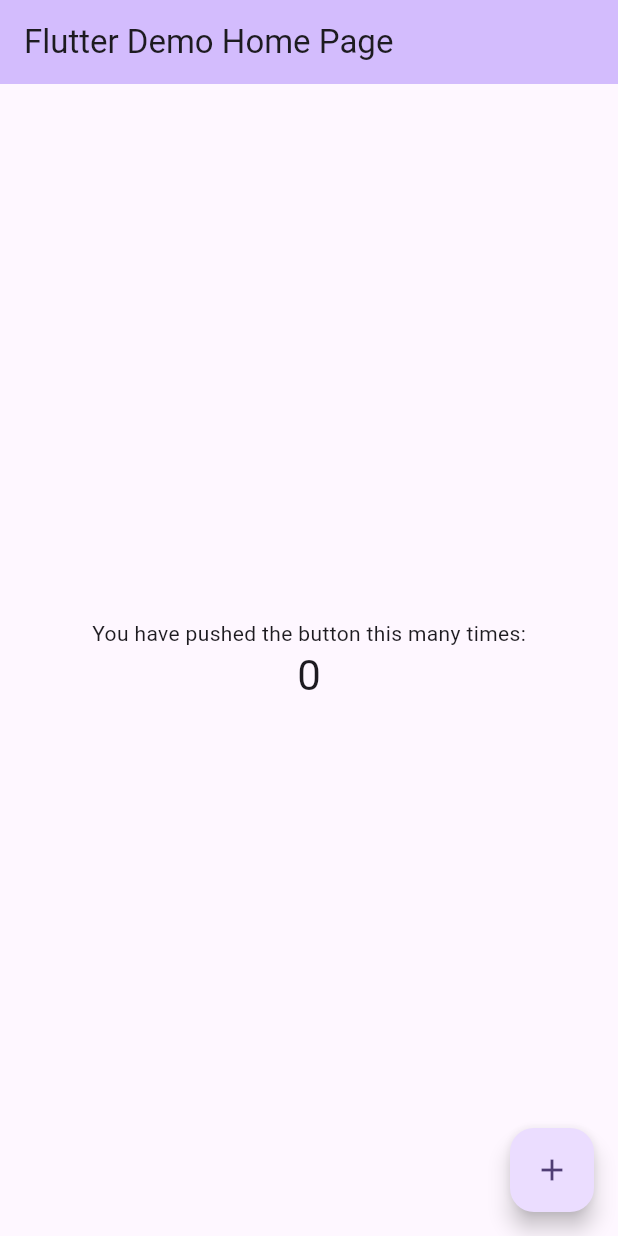
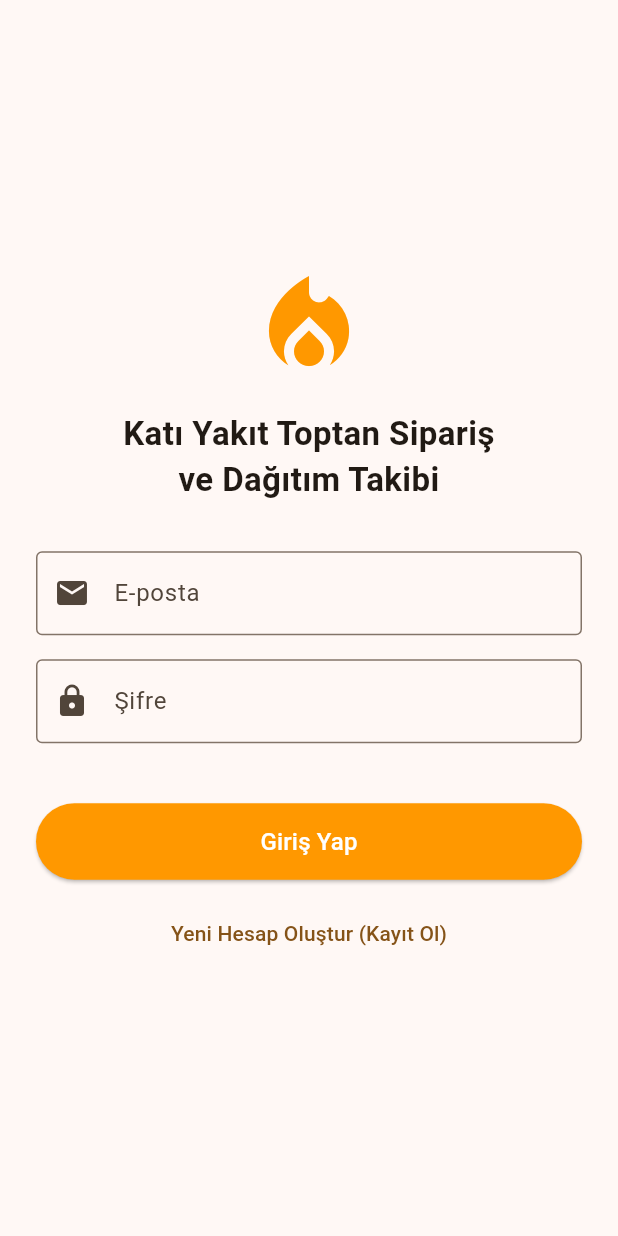
Before and after one commit to aligorkemaydin/243301089_AliGorkemAydin_Flutter_Proje, a Flutter app: the screen it shows after launch, on a phone screen of 412 x 824 dp. Run offline on Flutter 3.47's test engine with Material 3 defaults, Android fonts, the phone set to English and light mode, and no system bars; our stand-ins replace cloud_firestore, firebase_auth, firebase_core; accounts and stored records are empty.

Commit message:
feat: login ekranı, oturum kontrolü ve kullanıcı rol sistemi

```diff
--- a/lib/main.dart
+++ b/lib/main.dart
@@ -1,122 +1,31 @@
 import 'package:flutter/material.dart';
+import 'package:firebase_core/firebase_core.dart';
+import 'firebase_options.dart';
+import 'screens/auth_gate.dart';
 
-void main() {
-  runApp(const MyApp());
+void main() async {
+  WidgetsFlutterBinding.ensureInitialized();
+
+  await Firebase.initializeApp(
+    options: DefaultFirebaseOptions.currentPlatform,
+  );
+
+  runApp(const KatilYakitTakipApp());
 }
 
-class MyApp extends StatelessWidget {
-  const MyApp({super.key});
+class KatilYakitTakipApp extends StatelessWidget {
+  const KatilYakitTakipApp({super.key});
 
-  // This widget is the root of your application.
   @override
   Widget build(BuildContext context) {
     return MaterialApp(
-      title: 'Flutter Demo',
+      debugShowCheckedModeBanner: false,
+      title: 'Kömür Toptan Sipariş Takibi',
       theme: ThemeData(
-        // This is the theme of your application.
-        //
-        // TRY THIS: Try running your application with "flutter run". You'll see
-        // the application has a purple toolbar. Then, without quitting the app,
-        // try changing the seedColor in the colorScheme below to Colors.green
-        // and then invoke "hot reload" (save your changes or press the "hot
-        // reload" button in a Flutter-supported IDE, or press "r" if you used
-        // the command line to start the app).
-        //
-        // Notice that the counter didn't reset back to zero; the application
-        // state is not lost during the reload. To reset the state, use hot
-        // restart instead.
-        //
-        // This works for code too, not just values: Most code changes can be
-        // tested with just a hot reload.
-        colorScheme: .fromSeed(seedColor: Colors.deepPurple),
+        colorScheme: ColorScheme.fromSeed(seedColor: Colors.orange),
+        useMaterial3: true,
       ),
-      home: const MyHomePage(title: 'Flutter Demo Home Page'),
+      home: const AuthGate(), // Uygulama buradan başlayıp oturumu kontrol edecek
     );
   }
 }
-
-class MyHomePage extends StatefulWidget {
-  const MyHomePage({super.key, required this.title});
-
-  // This widget is the home page of your application. It is stateful, meaning
-  // that it has a State object (defined below) that contains fields that affect
-  // how it looks.
-
-  // This class is the configuration for the state. It holds the values (in this
-  // case the title) provided by the parent (in this case the App widget) and
-  // used by the build method of the State. Fields in a Widget subclass are
-  // always marked "final".
-
-  final String title;
-
-  @override
-  State<MyHomePage> createState() => _MyHomePageState();
-}
-
-class _MyHomePageState extends State<MyHomePage> {
-  int _counter = 0;
-
-  void _incrementCounter() {
-    setState(() {
-      // This call to setState tells the Flutter framework that something has
-      // changed in this State, which causes it to rerun the build method below
-      // so that the display can reflect the updated values. If we changed
-      // _counter without calling setState(), then the build method would not be
-      // called again, and so nothing would appear to happen.
-      _counter++;
-    });
-  }
-
-  @override
-  Widget build(BuildContext context) {
-    // This method is rerun every time setState is called, for instance as done
-    // by the _incrementCounter method above.
-    //
-    // The Flutter framework has been optimized to make rerunning build methods
-    // fast, so that you can just rebuild anything that needs updating rather
-    // than having to individually change instances of widgets.
-    return Scaffold(
-      appBar: AppBar(
-        // TRY THIS: Try changing the color here to a specific color (to
-        // Colors.amber, perhaps?) and trigger a hot reload to see the AppBar
-        // change color while the other colors stay the same.
-        backgroundColor: Theme.of(context).colorScheme.inversePrimary,
-        // Here we take the value from the MyHomePage object that was created by
-        // the App.build method, and use it to set our appbar title.
-        title: Text(widget.title),
-      ),
-      body: Center(
-        // Center is a layout widget. It takes a single child and positions it
-        // in the middle of the parent.
-        child: Column(
-          // Column is also a layout widget. It takes a list of children and
-          // arranges them vertically. By default, it sizes itself to fit its
-          // children horizontally, and tries to be as tall as its parent.
-          //
-          // Column has various properties to control how it sizes itself and
-          // how it positions its children. Here we use mainAxisAlignment to
-          // center the children vertically; the main axis here is the vertical
-          // axis because Columns are vertical (the cross axis would be
-          // horizontal).
-          //
-          // TRY THIS: Invoke "debug painting" (choose the "Toggle Debug Paint"
-          // action in the IDE, or press "p" in the console), to see the
-          // wireframe for each widget.
-          mainAxisAlignment: .center,
-          children: [
-            const Text('You have pushed the button this many times:'),
-            Text(
-              '$_counter',
-              style: Theme.of(context).textTheme.headlineMedium,
-            ),
-          ],
-        ),
-      ),
-      floatingActionButton: FloatingActionButton(
-        onPressed: _incrementCounter,
-        tooltip: 'Increment',
-        child: const Icon(Icons.add),
-      ),
-    );
-  }
-}
--- /dev/null
+++ b/lib/screens/auth_gate.dart
@@ -0,0 +1,44 @@
+import 'package:firebase_auth/firebase_auth.dart';
+import 'package:flutter/material.dart';
+import '../services/auth_service.dart';
+import 'login_screen.dart';
+
+class AuthGate extends StatelessWidget {
+  const AuthGate({super.key});
+
+  @override
+  Widget build(BuildContext context) {
+    return StreamBuilder<User?>(
+      stream: AuthService().authStateChanges,
+      builder: (context, snapshot) {
+        // Firebase bağlantısı bekleniyorsa yükleme ikonu göster
+        if (snapshot.connectionState == ConnectionState.waiting) {
+          return const Scaffold(
+            body: Center(child: CircularProgressIndicator(color: Colors.orange)),
+          );
+        }
+
+        // Kullanıcı oturumu açık ise doğrudan Ana Liste Ekranına gönder
+        if (snapshot.hasData) {
+          return Scaffold(
+            appBar: AppBar(
+              title: const Text('Kömür Dağıtım Otomasyonu'),
+              actions: [
+                IconButton(
+                  icon: const Icon(Icons.logout),
+                  onPressed: () => AuthService().signOut(),
+                )
+              ],
+            ),
+            body: const Center(
+              child: Text('Ana Liste Ekranı (Giriş Başarılı!)'),
+            ),
+          );
+        }
+
+        // Kullanıcı oturumu kapalı ise Giriş Ekranına gönder
+        return const LoginScreen();
+      },
+    );
+  }
+}
--- /dev/null
+++ b/lib/screens/login_screen.dart
@@ -0,0 +1,150 @@
+import 'package:flutter/material.dart';
+import '../services/auth_service.dart';
+
+class LoginScreen extends StatefulWidget {
+  const LoginScreen({super.key});
+
+  @override
+  State<LoginScreen> createState() => _LoginScreenState();
+}
+
+class _LoginScreenState extends State<LoginScreen> {
+  final _emailController = TextEditingController();
+  final _passwordController = TextEditingController();
+  final AuthService _authService = AuthService();
+
+  bool _isLoading = false;
+  bool _isLoginMode = true; // Ekran giriş modunda mı kayıt modunda mı?
+  String _selectedRole = 'Müşteri'; // Varsayılan rol
+
+  void _handleAuth() async {
+    setState(() => _isLoading = true);
+    try {
+      if (_isLoginMode) {
+        // Sadece Giriş Yap
+        await _authService.signIn(
+          email: _emailController.text.trim(),
+          password: _passwordController.text.trim(),
+        );
+      } else {
+        // Seçilen rolle Kayıt Ol
+        await _authService.signUp(
+          email: _emailController.text.trim(),
+          password: _passwordController.text.trim(),
+          role: _selectedRole,
+        );
+      }
+    } catch (e) {
+      if (mounted) {
+        ScaffoldMessenger.of(context).showSnackBar(
+          SnackBar(content: Text(e.toString()), backgroundColor: Colors.red),
+        );
+      }
+    } finally {
+      if (mounted) setState(() => _isLoading = false);
+    }
+  }
+
+  @override
+  Widget build(BuildContext context) {
+    return Scaffold(
+      body: Padding(
+        padding: const EdgeInsets.all(24.0),
+        child: Center(
+          child: SingleChildScrollView(
+            child: Column(
+              mainAxisAlignment: MainAxisAlignment.center,
+              crossAxisAlignment: CrossAxisAlignment.stretch,
+              children: [
+                const Icon(Icons.local_fire_department, size: 80, color: Colors.orange),
+                const SizedBox(height: 16),
+                const Text(
+                  'Katı Yakıt Toptan Sipariş\nve Dağıtım Takibi',
+                  textAlign: TextAlign.center,
+                  style: TextStyle(fontSize: 22, fontWeight: FontWeight.bold),
+                ),
+                const SizedBox(height: 32),
+                TextField(
+                  controller: _emailController,
+                  decoration: const InputDecoration(
+                    labelText: 'E-posta',
+                    border: OutlineInputBorder(),
+                    prefixIcon: Icon(Icons.email),
+                  ),
+                  keyboardType: TextInputType.emailAddress,
+                ),
+                const SizedBox(height: 16),
+                TextField(
+                  controller: _passwordController,
+                  decoration: const InputDecoration(
+                    labelText: 'Şifre',
+                    border: OutlineInputBorder(),
+                    prefixIcon: Icon(Icons.lock),
+                  ),
+                  obscureText: true,
+                ),
+                const SizedBox(height: 16),
+
+                // Sadece Kayıt modundayken Rol Seçiciyi göster
+                if (!_isLoginMode)
+                  DropdownButtonFormField<String>(
+                    value: _selectedRole,
+                    decoration: const InputDecoration(
+                      labelText: 'Hesap Türü',
+                      border: OutlineInputBorder(),
+                      prefixIcon: Icon(Icons.person),
+                    ),
+                    items: ['Müşteri', 'Toptancı'].map((String role) {
+                      return DropdownMenuItem<String>(
+                        value: role,
+                        child: Text(role),
+                      );
+                    }).toList(),
+                    onChanged: (String? newValue) {
+                      setState(() {
+                        _selectedRole = newValue!;
+                      });
+                    },
+                  ),
+
+                const SizedBox(height: 24),
+                _isLoading
+                    ? const Center(child: CircularProgressIndicator(color: Colors.orange))
+                    : Column(
+                        crossAxisAlignment: CrossAxisAlignment.stretch,
+                        children: [
+                          ElevatedButton(
+                            style: ElevatedButton.styleFrom(
+                              backgroundColor: Colors.orange,
+                              foregroundColor: Colors.white,
+                              padding: const EdgeInsets.symmetric(vertical: 14),
+                            ),
+                            onPressed: _handleAuth,
+                            child: Text(
+                              _isLoginMode ? 'Giriş Yap' : 'Kayıt Ol',
+                              style: const TextStyle(fontSize: 16),
+                            ),
+                          ),
+                          const SizedBox(height: 12),
+                          TextButton(
+                            onPressed: () {
+                              setState(() {
+                                _isLoginMode = !_isLoginMode; // Modu değiştir
+                              });
+                            },
+                            child: Text(
+                              _isLoginMode
+                                  ? 'Yeni Hesap Oluştur (Kayıt Ol)'
+                                  : 'Zaten hesabım var (Giriş Yap)',
+                            ),
+                          ),
+                        ],
+                      ),
+              ],
+            ),
+          ),
+        ),
+      ),
+    );
+  }
+}
```
Also changed, not shown: lib/services/auth_service.dart (added, +53 -0 lines), lib/screens/auth_service.dart (deleted).
